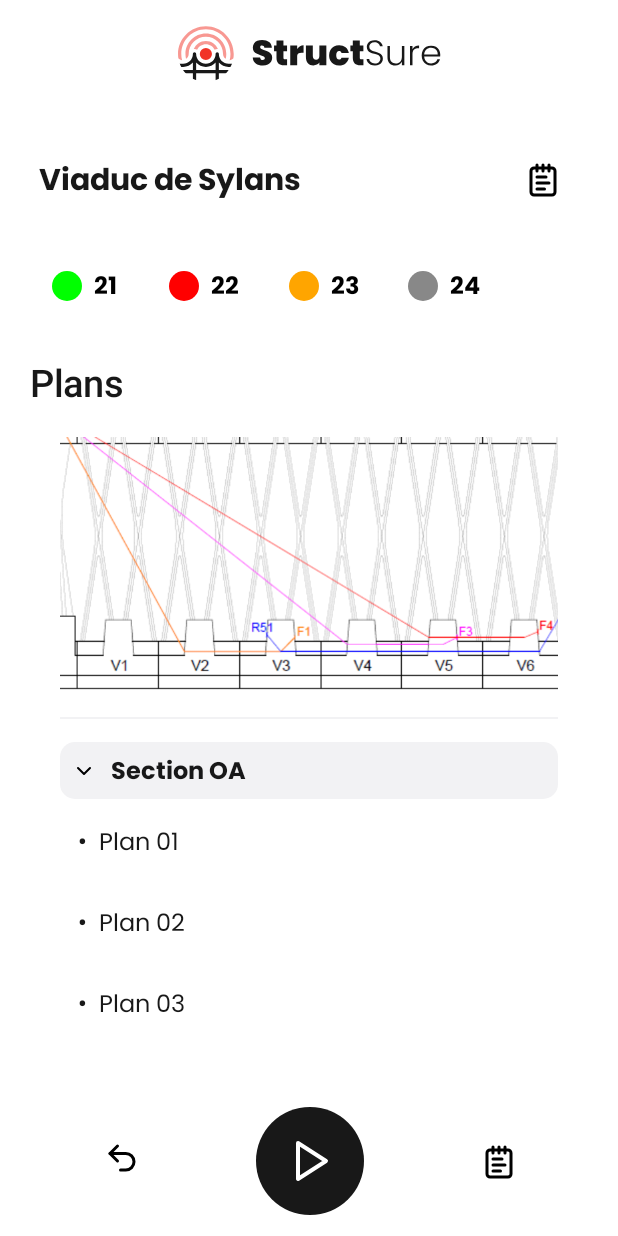
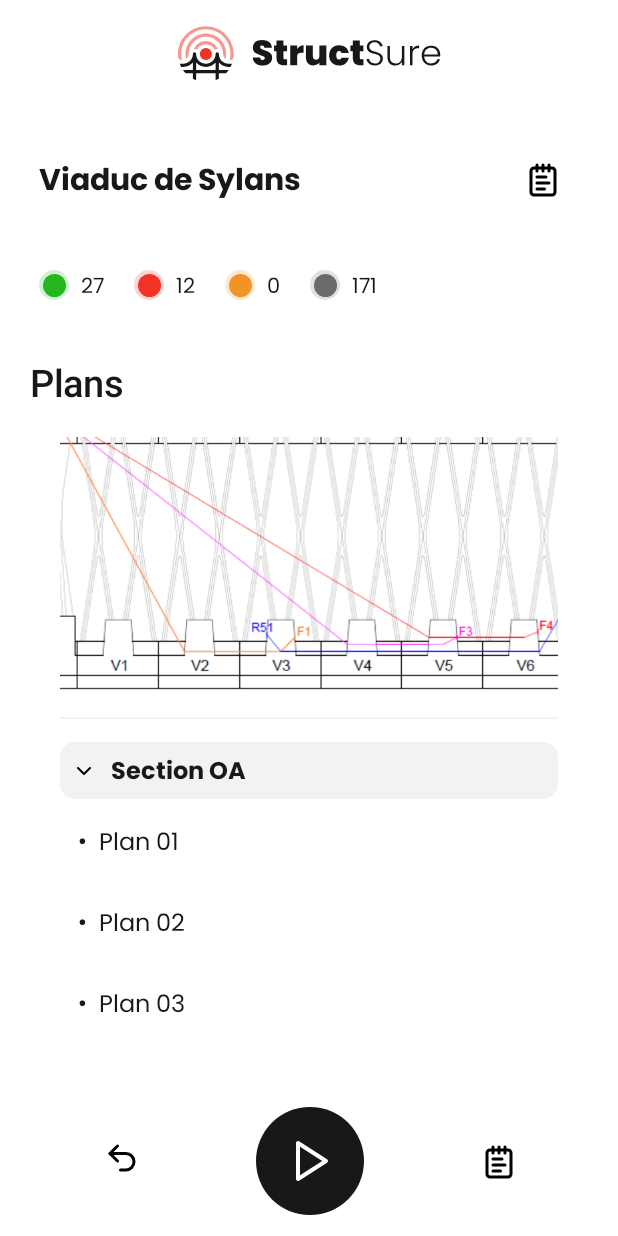
Before and after one commit to StructSure-LastProject/StructSure, an Android app built with Jetpack Compose: the screen it shows after launch (MainActivity), on a phone screen of 412 x 824 dp. Run offline under Robolectric (Android 15) with nearby library versions, the phone set to English and light mode, and no system bars; our stand-ins replace Room's generated code.

Commit message:
Fix ScanSummaryView. Default sensor count still present.

```diff
--- a/Android/app/src/main/java/fr/uge/structsure/start_scan/presentation/components/sensors/status/ScanSummaryView.kt
+++ b/Android/app/src/main/java/fr/uge/structsure/start_scan/presentation/components/sensors/status/ScanSummaryView.kt
@@ -15,11 +15,14 @@ import androidx.compose.ui.layout.ContentScale
 import androidx.compose.ui.res.painterResource
 import androidx.compose.ui.text.TextStyle
 import androidx.compose.ui.text.font.FontWeight
+import androidx.compose.ui.tooling.preview.Preview
 import androidx.compose.ui.unit.dp
 import androidx.compose.ui.unit.sp
 import androidx.compose.ui.zIndex
 import fr.uge.structsure.R
 import fr.uge.structsure.start_scan.domain.ScanViewModel
+import fr.uge.structsure.start_scan.presentation.components.sensors.status.SensorState
+import fr.uge.structsure.start_scan.presentation.components.sensors.status.SensorStatus
 
 
 @Composable
@@ -70,6 +73,8 @@ fun StructureSummaryView(viewModel: ScanViewModel) {
     }
 }
 
+
+@Preview(showBackground = true)
 @Composable
 fun SensorStatusColumn() {
     Row(
@@ -77,46 +82,22 @@ fun SensorStatusColumn() {
         verticalAlignment = Alignment.CenterVertically,
         horizontalArrangement = Arrangement.Start
     ) {
-        repeat(4) { index ->
-            SensorStatusCircle(sensorNumber = index + 21, sensorState = SensorState.values()[index % 4])
-            Spacer(modifier = Modifier.height(8.dp))
-        }
+        // TODO
+        SensorStatus(
+            SensorState.OK,
+            "27"
+        )
+        SensorStatus(
+            SensorState.NOK,
+            "12"
+        )
+        SensorStatus(
+            SensorState.DEFECTIVE,
+            "0"
+        )
+        SensorStatus(
+            SensorState.UNSCAN,
+            "171"
+        )
     }
 }
-
-
-@Composable
-fun SensorStatusCircle(sensorNumber: Int, sensorState: SensorState) {
-    Box(
-        modifier = Modifier
-            .size(width = 80.dp, height = 40.dp)
-            .background(Color.White, shape = RoundedCornerShape(20.dp)),
-        contentAlignment = Alignment.Center
-    ) {
-        Row(
-            verticalAlignment = Alignment.CenterVertically,
-            horizontalArrangement = Arrangement.Center,
-            modifier = Modifier.padding(8.dp)
-        ) {
-            Box(
-                modifier = Modifier
-                    .size(20.dp)
-                    .background(sensorState.color, shape = RoundedCornerShape(10.dp))
-            )
-            Spacer(modifier = Modifier.width(8.dp))
-            Text(
-                text = sensorNumber.toString(),
-                color = Color.Black,
-                fontSize = 16.sp,
-                fontWeight = FontWeight.Bold
-            )
-        }
-    }
-}
-
-enum class SensorState(val color: Color) {
-    GREEN(Color.Green),
-    RED(Color.Red),
-    ORANGE(Color(0xFFFFA500)), // Orange color
-    GRAY(Color.Gray)
-}
```
